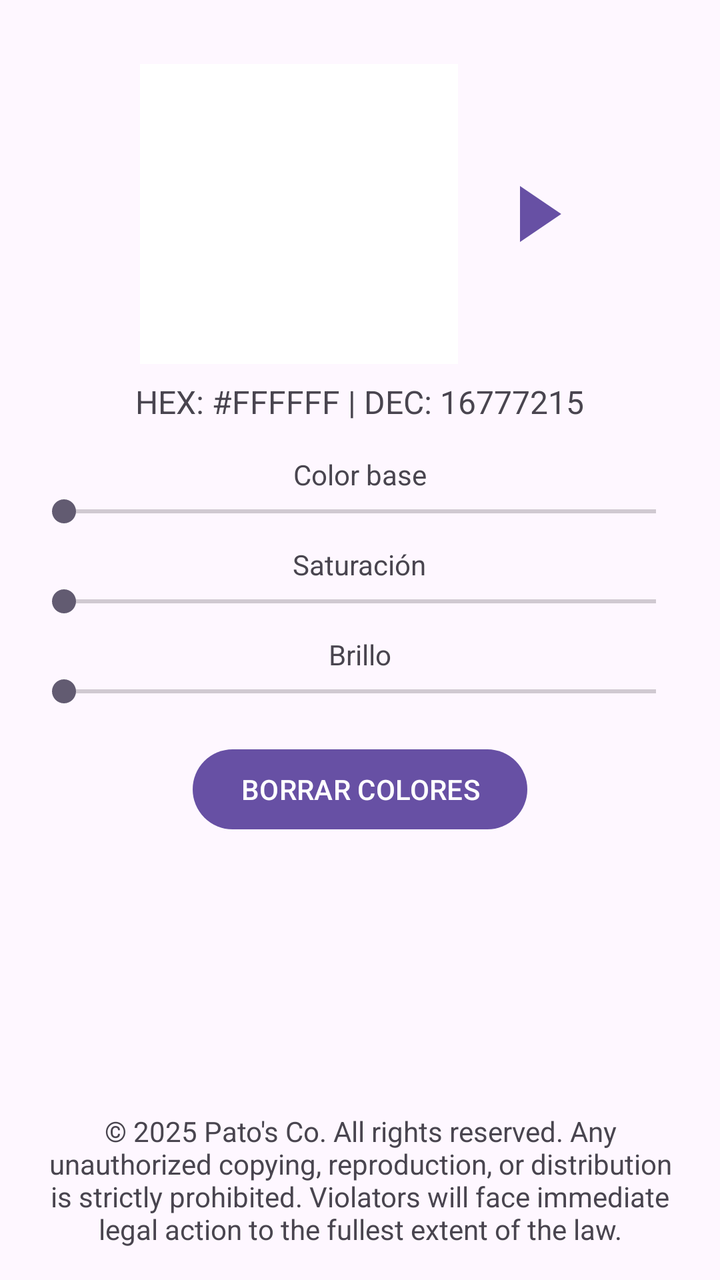
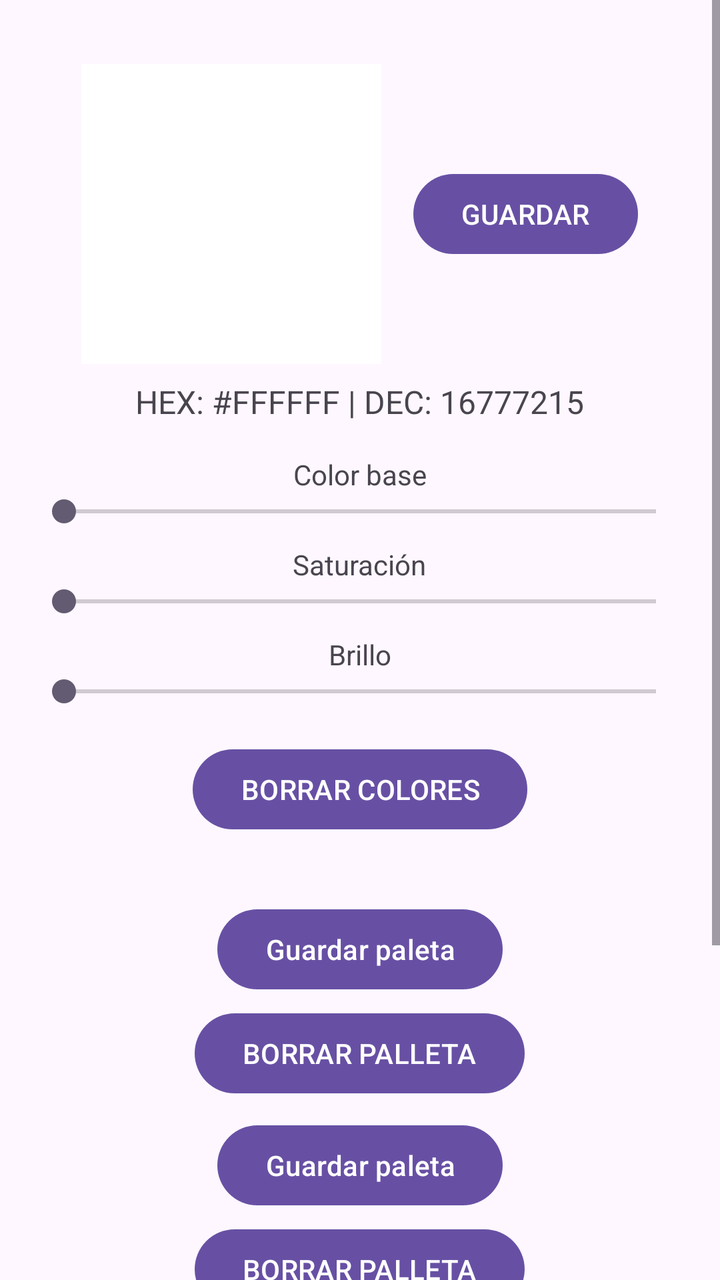

The first picture is an Android layout as it rendered before a commit; the second is the same layout after the commit. The layout source and the unified diff follow.
<!-- AndroidManifest.xml: application theme Theme.HansenColorPalette -->
<!-- res/layout/activity_main.xml -->
<?xml version="1.0" encoding="utf-8"?>
<ScrollView xmlns:android="http://schemas.android.com/apk/res/android"
    android:id="@+id/main"
    android:layout_width="match_parent"
    android:layout_height="match_parent"
    android:fillViewport="true">

    <LinearLayout
        android:orientation="vertical"
        android:gravity="center_horizontal"
        android:padding="16dp"
        android:layout_width="match_parent"
        android:layout_height="wrap_content">

        <LinearLayout
            android:layout_width="match_parent"
            android:layout_height="wrap_content"
            android:gravity="center"
            android:orientation="horizontal"
            android:layout_marginTop="16dp"
            android:layout_marginBottom="8dp">

            <ImageView
                android:id="@+id/colorPreview"
                android:layout_width="159dp"
                android:layout_height="150dp"
                android:layout_marginEnd="16dp"
                android:background="#FFFFFF" />

            <Button
                android:id="@+id/saveButton"
                android:layout_width="45dp"
                android:layout_height="wrap_content"
                android:background="@drawable/baseline_play_arrow_24" />
        </LinearLayout>

        <TextView
            android:id="@+id/colorInfo"
            android:layout_width="wrap_content"
            android:layout_height="wrap_content"
            android:text="HEX: #FFFFFF | DEC: 16777215"
            android:textSize="16sp"
            android:layout_marginBottom="16dp" />

        <TextView
            android:text="Color base"
            android:layout_width="wrap_content"
            android:layout_height="wrap_content" />
        <SeekBar
            android:id="@+id/hueBar"
            android:layout_width="match_parent"
            android:layout_height="wrap_content" />

        <TextView
            android:text="Saturación"
            android:layout_width="wrap_content"
            android:layout_height="wrap_content"
            android:layout_marginTop="8dp" />
        <SeekBar
            android:id="@+id/saturationBar"
            android:layout_width="match_parent"
            android:layout_height="wrap_content" />

        <TextView
            android:text="Brillo"
            android:layout_width="wrap_content"
            android:layout_height="wrap_content"
            android:layout_marginTop="8dp" />
        <SeekBar
            android:id="@+id/brightnessBar"
            android:layout_width="match_parent"
            android:layout_height="wrap_content" />

        <LinearLayout
            android:layout_width="match_parent"
            android:layout_height="wrap_content"
            android:gravity="center"
            android:orientation="horizontal"
            android:layout_marginTop="16dp">

            <Button
                android:id="@+id/clearColorsButton"
                android:layout_width="wrap_content"
                android:layout_height="wrap_content"
                android:text="BORRAR COLORES" />
        </LinearLayout>

        <LinearLayout
            android:id="@+id/savedColorsContainer"
            android:layout_width="match_parent"
            android:layout_height="wrap_content"
            android:gravity="center"
            android:orientation="horizontal"
            android:layout_marginTop="16dp" />

        <View
            android:layout_width="match_parent"
            android:layout_height="0dp"
            android:layout_weight="1" />

        <TextView
            android:id="@+id/textView"
            android:layout_width="match_parent"
            android:layout_height="wrap_content"
            android:gravity="center"
            android:text="© 2025 Pato's Co. All rights reserved.
Any unauthorized copying, reproduction, or distribution is strictly prohibited.
Violators will face immediate legal action to the fullest extent of the law." />

    </LinearLayout>
</ScrollView>
<!-- resources referenced by this layout -->
<resources>
  <!-- drawable baseline_play_arrow_24 (drawable) -->
  <vector xmlns:android="http://schemas.android.com/apk/res/android" android:height="32dp" android:tint="#FFFFFF" android:viewportHeight="24" android:viewportWidth="24" android:width="32dp">
        
      <path android:fillColor="@android:color/white" android:pathData="M8,5v14l11,-7z"/>
      
  </vector>
  <style name="Theme.HansenColorPalette" parent="Base.Theme.HansenColorPalette" />
  <style name="Base.Theme.HansenColorPalette" parent="Theme.Material3.DayNight.NoActionBar">
          
          
      </style>
</resources>

<!-- the commit's change to res/layout/activity_main.xml (unified diff, before → after) -->
@@ -22,16 +22,16 @@
 
             <ImageView
                 android:id="@+id/colorPreview"
-                android:layout_width="159dp"
+                android:layout_width="150dp"
                 android:layout_height="150dp"
-                android:layout_marginEnd="16dp"
-                android:background="#FFFFFF" />
+                android:background="#FFFFFF"
+                android:layout_marginEnd="16dp" />
 
             <Button
                 android:id="@+id/saveButton"
-                android:layout_width="45dp"
+                android:layout_width="wrap_content"
                 android:layout_height="wrap_content"
-                android:background="@drawable/baseline_play_arrow_24" />
+                android:text="GUARDAR" />
         </LinearLayout>
 
         <TextView
@@ -93,19 +93,61 @@
             android:orientation="horizontal"
             android:layout_marginTop="16dp" />
 
-        <View
+        <LinearLayout
             android:layout_width="match_parent"
-            android:layout_height="0dp"
-            android:layout_weight="1" />
+            android:layout_height="wrap_content"
+            android:orientation="vertical"
+            android:layout_marginTop="16dp"
+            android:gravity="center_horizontal">
+
+            <Button
+                android:id="@+id/paletteButton1"
+                android:layout_width="wrap_content"
+                android:layout_height="wrap_content"
+                android:text="Guardar paleta" />
+            <Button
+                android:id="@+id/clearPalette1"
+                android:layout_width="wrap_content"
+                android:layout_height="wrap_content"
+                android:text="BORRAR PALLETA"
+                android:layout_marginTop="4dp" />
+
+            <Button
+                android:id="@+id/paletteButton2"
+                android:layout_width="wrap_content"
+                android:layout_height="wrap_content"
+                android:text="Guardar paleta"
+                android:layout_marginTop="8dp" />
+            <Button
+                android:id="@+id/clearPalette2"
+                android:layout_width="wrap_content"
+                android:layout_height="wrap_content"
+                android:text="BORRAR PALLETA"
+                android:layout_marginTop="4dp" />
+
+            <Button
+                android:id="@+id/paletteButton3"
+                android:layout_width="wrap_content"
+                android:layout_height="wrap_content"
+                android:text="Guardar paleta"
+                android:layout_marginTop="8dp" />
+            <Button
+                android:id="@+id/clearPalette3"
+                android:layout_width="wrap_content"
+                android:layout_height="wrap_content"
+                android:text="BORRAR PALLETA"
+                android:layout_marginTop="4dp" />
+        </LinearLayout>
 
         <TextView
             android:id="@+id/textView"
             android:layout_width="match_parent"
             android:layout_height="wrap_content"
-            android:gravity="center"
             android:text="© 2025 Pato's Co. All rights reserved.
 Any unauthorized copying, reproduction, or distribution is strictly prohibited.
-Violators will face immediate legal action to the fullest extent of the law." />
+Violators will face immediate legal action to the fullest extent of the law."
+            android:layout_marginTop="16dp"
+            android:gravity="center" />
 
     </LinearLayout>
 </ScrollView>
<!-- resource entries referenced after the edit -->
@@ -1,11 +1,5 @@
 <!-- resources referenced by this layout -->
 <resources>
-  <!-- drawable baseline_play_arrow_24 (drawable) -->
-  <vector xmlns:android="http://schemas.android.com/apk/res/android" android:height="32dp" android:tint="#FFFFFF" android:viewportHeight="24" android:viewportWidth="24" android:width="32dp">
-        
-      <path android:fillColor="@android:color/white" android:pathData="M8,5v14l11,-7z"/>
-      
-  </vector>
   <style name="Theme.HansenColorPalette" parent="Base.Theme.HansenColorPalette" />
   <style name="Base.Theme.HansenColorPalette" parent="Theme.Material3.DayNight.NoActionBar">
           
